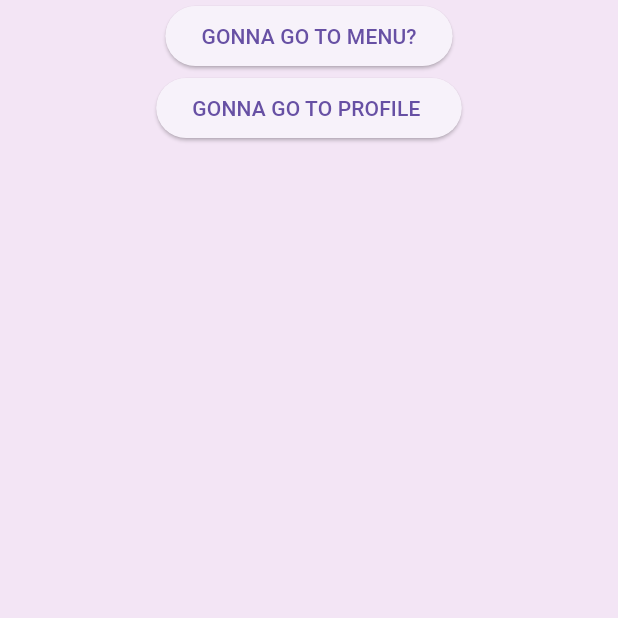
After one commit to FREANCATIBOG/frontAnime, a Flutter app: the screen it shows after launch, on a phone screen of 412 x 824 dp, the top half of it. The commit adds this screen. Run offline on Flutter 3.47's test engine with Material 3 defaults, Android fonts, the light colour scheme and no system bars.

Commit message:
few build of dashboards and menu

```diff
--- a/lib/main.dart
+++ b/lib/main.dart
@@ -1,6 +1,12 @@
 import 'package:flutter/material.dart';
 import 'package:untitled/home.dart';
+import 'package:untitled/pages/dashboard.dart';
+import 'package:untitled/pages/menu.dart';
 
 void main() => runApp (MaterialApp(
-    home: Home(),
+    routes: {
+      '/': (context) => Dashboard(),
+      '/menu' : (context) => Menu(),
+      '/profile' : (context) => Home(),
+    },
   ));
--- /dev/null
+++ b/lib/pages/dashboard.dart
@@ -0,0 +1,39 @@
+import 'package:flutter/material.dart';
+
+class Dashboard extends StatefulWidget {
+  const Dashboard({super.key});
+
+  @override
+  State<Dashboard> createState() => _DashboardState();
+}
+
+class _DashboardState extends State<Dashboard> {
+  @override
+  Widget build(BuildContext context) {
+    return Scaffold(
+      backgroundColor: Colors.purple[50],
+      body: Container(
+        child: SafeArea(
+          child: Center(
+            child: Column(
+              children: [
+                ElevatedButton(
+                  onPressed: (){
+                    Navigator.pushNamed(context, '/menu');
+                  },
+                  child: Text('GONNA GO TO MENU?'),
+                ),
+                ElevatedButton(
+                  onPressed: (){
+                    Navigator.pushNamed(context, '/profile');
+                  },
+                  child: Text('GONNA GO TO PROFILE '),
+                ),
+              ],
+            ),
+          ),
+        ),
+      ),
+    );
+  }
+}
--- /dev/null
+++ b/lib/pages/menu.dart
@@ -0,0 +1,17 @@
+import 'package:flutter/material.dart';
+
+class Menu extends StatefulWidget {
+  const Menu({super.key});
+
+  @override
+  State<Menu> createState() => _MenuState();
+}
+
+class _MenuState extends State<Menu> {
+  @override
+  Widget build(BuildContext context) {
+    return Scaffold(
+      body: Text('This is menu'),
+    );
+  }
+}
```
